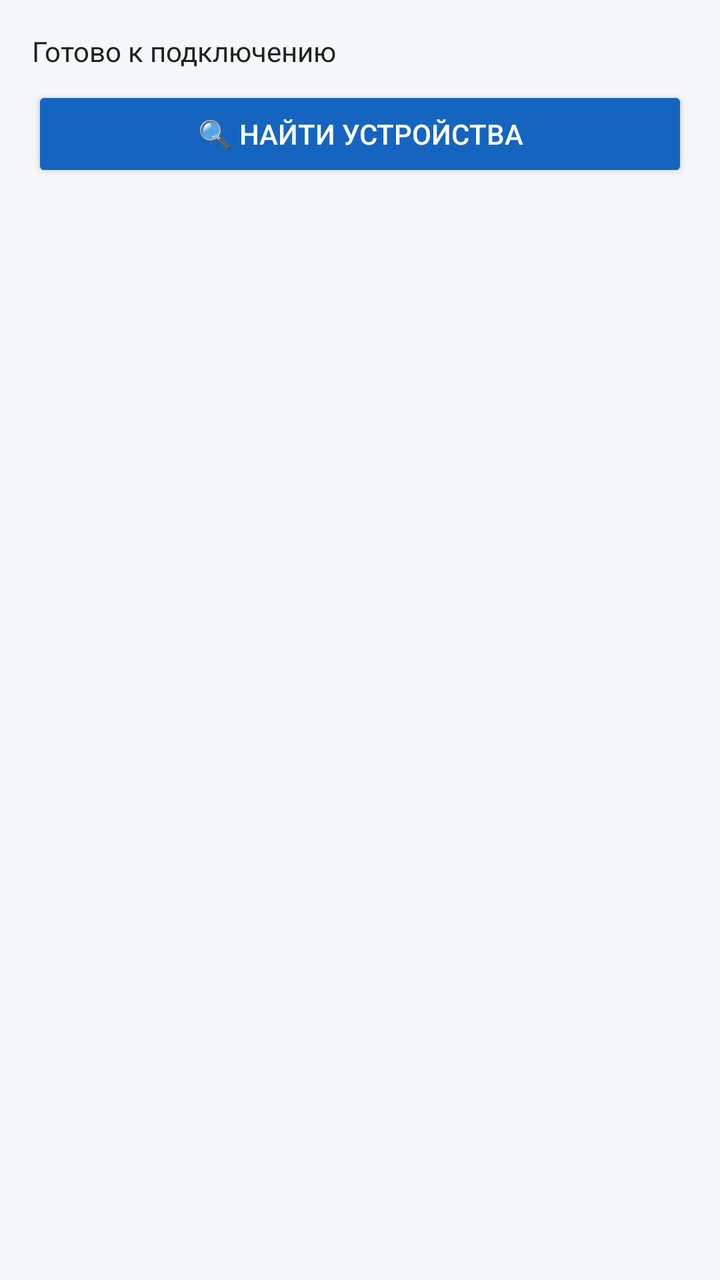
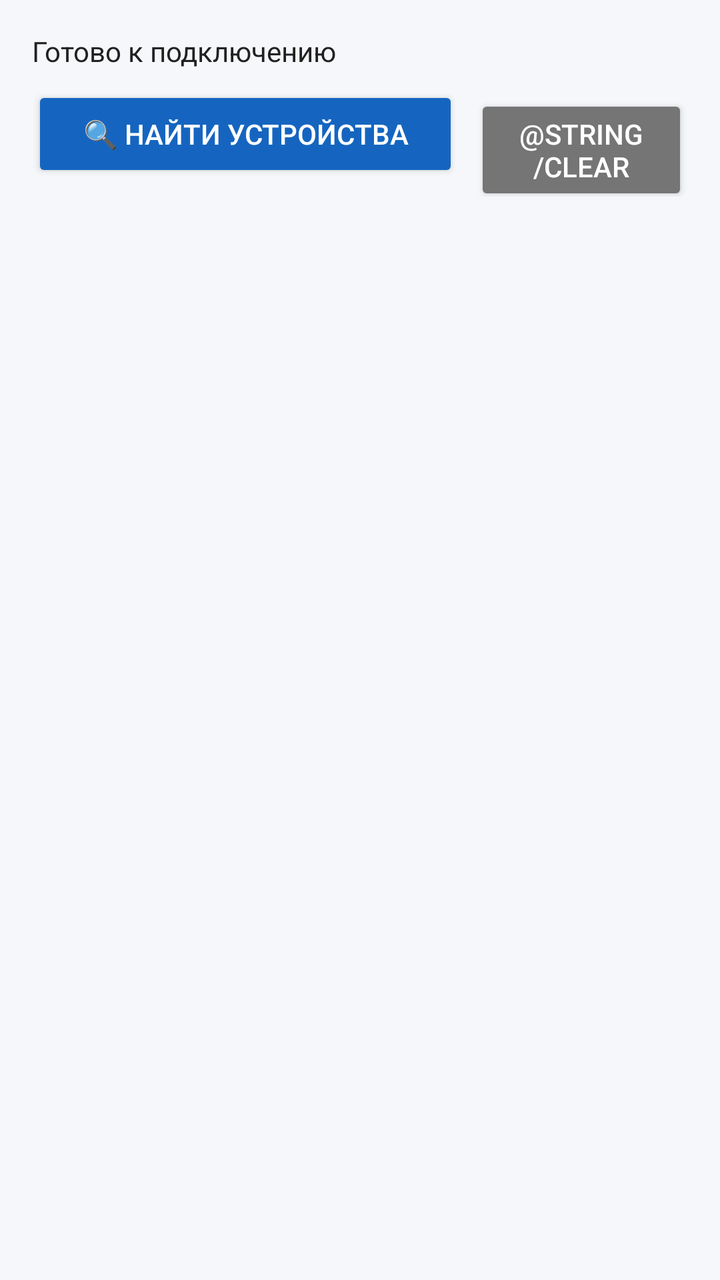

Before-and-after screenshots of an Android layout around one commit, followed by the original layout XML and the change that was made.
<!-- AndroidManifest.xml: application theme Theme.BlueLink -->
<!-- res/layout/activity_main.xml -->
<?xml version="1.0" encoding="utf-8"?>
<LinearLayout xmlns:android="http://schemas.android.com/apk/res/android"
    android:layout_width="match_parent"
    android:layout_height="match_parent"
    android:orientation="vertical"
    android:padding="16dp">

    <TextView
        android:id="@+id/textStatus"
        android:layout_width="match_parent"
        android:layout_height="wrap_content"
        android:text="@string/status_ready"
        android:textSize="14sp"
        android:textColor="@color/text_dark"
        android:paddingBottom="8dp" />

    <Button
        android:id="@+id/buttonScan"
        android:layout_width="match_parent"
        android:layout_height="wrap_content"
        android:text="@string/scan"
        android:backgroundTint="@color/blue_primary"
        android:textColor="@color/text_on_blue" />

    <androidx.recyclerview.widget.RecyclerView
        android:id="@+id/recyclerDevices"
        android:layout_width="match_parent"
        android:layout_height="0dp"
        android:layout_weight="1"
        android:layout_marginTop="12dp"
        android:clipToPadding="false" />

</LinearLayout>
<!-- resources referenced by this layout -->
<resources>
  <color name="blue_primary">#1565C0</color>
  <color name="text_dark">#212121</color>
  <color name="text_on_blue">#FFFFFF</color>
  <string name="scan">🔍 Найти устройства</string>
  <string name="status_ready">Готово к подключению</string>
  <style name="Theme.BlueLink" parent="Theme.MaterialComponents.DayNight.NoActionBar">
          <item name="colorPrimary">@color/blue_primary</item>
          <item name="colorPrimaryDark">@color/blue_dark</item>
          <item name="colorAccent">@color/accent</item>
          <item name="android:windowBackground">@color/background</item>
      </style>
  <color name="blue_dark">#0D47A1</color>
  <color name="accent">#29B6F6</color>
  <color name="background">#F5F7FA</color>
</resources>

<!-- the commit's change to res/layout/activity_main.xml (unified diff, before → after) -->
@@ -14,13 +14,31 @@
         android:textColor="@color/text_dark"
         android:paddingBottom="8dp" />
 
-    <Button
-        android:id="@+id/buttonScan"
+    <LinearLayout
         android:layout_width="match_parent"
         android:layout_height="wrap_content"
-        android:text="@string/scan"
-        android:backgroundTint="@color/blue_primary"
-        android:textColor="@color/text_on_blue" />
+        android:orientation="horizontal">
+
+        <Button
+            android:id="@+id/buttonScan"
+            android:layout_width="0dp"
+            android:layout_height="wrap_content"
+            android:layout_weight="2"
+            android:text="@string/scan"
+            android:backgroundTint="@color/blue_primary"
+            android:textColor="@color/text_on_blue" />
+
+        <Button
+            android:id="@+id/buttonClear"
+            android:layout_width="0dp"
+            android:layout_height="wrap_content"
+            android:layout_weight="1"
+            android:layout_marginStart="8dp"
+            android:text="@string/clear"
+            android:backgroundTint="#757575"
+            android:textColor="@color/text_on_blue" />
+
+    </LinearLayout>
 
     <androidx.recyclerview.widget.RecyclerView
         android:id="@+id/recyclerDevices"
